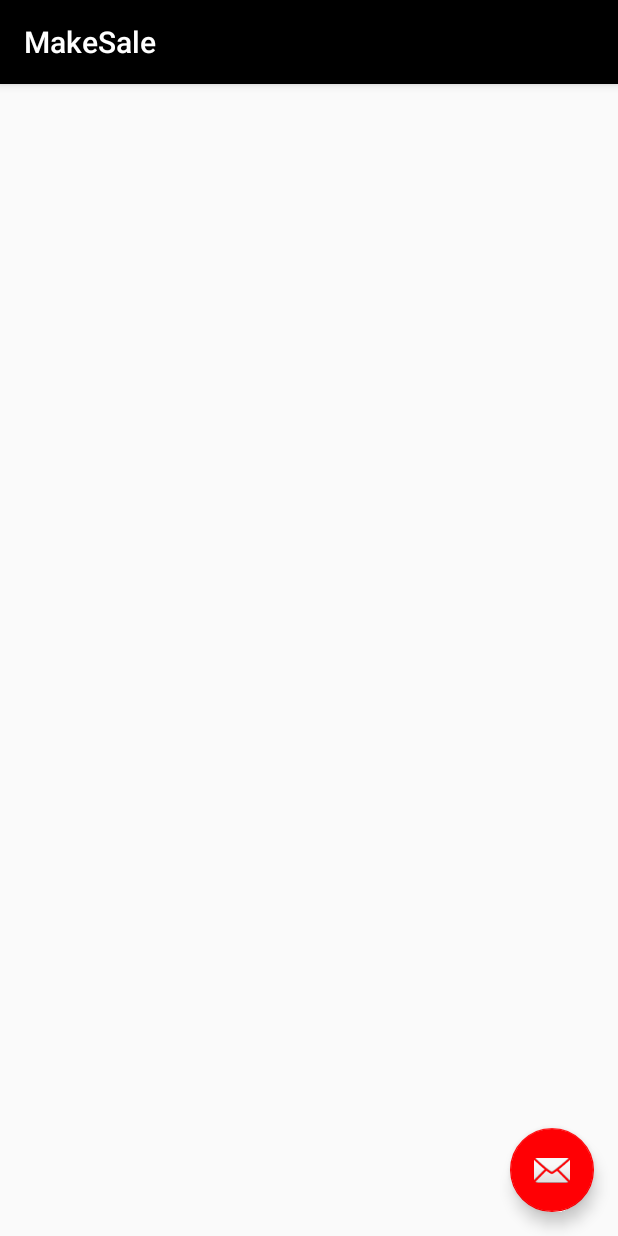
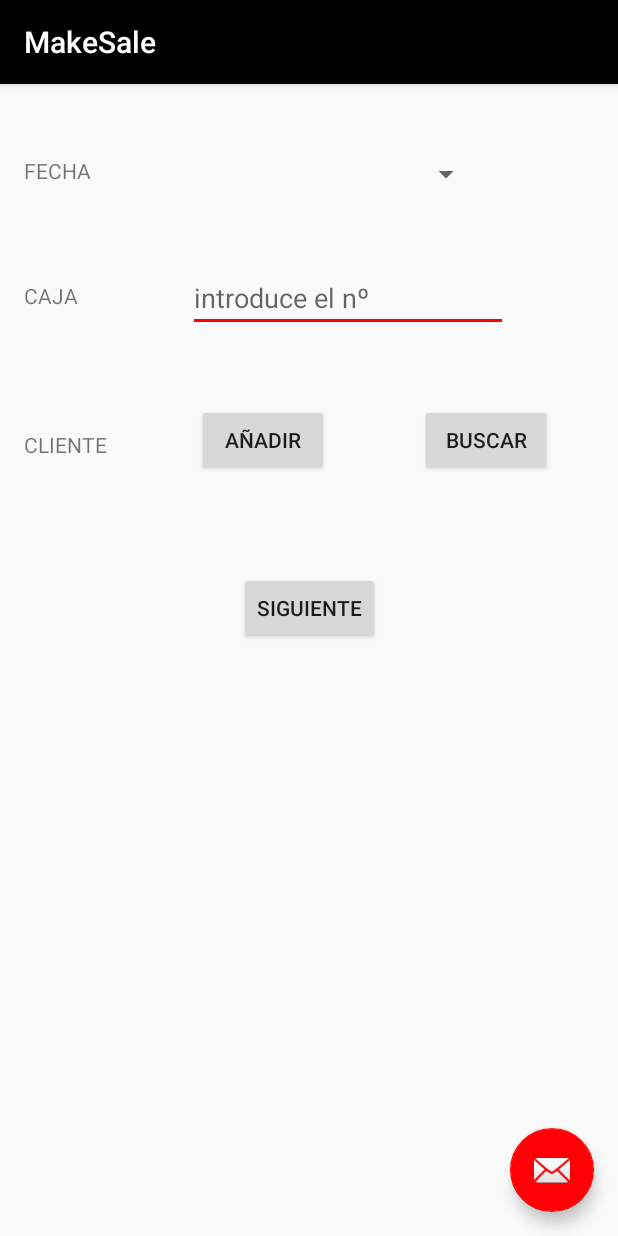
Before and after one commit to jantonio-ordonez14/APP_Ventas, an Android app: the MakeSale screen opened directly, with no data from a screen before it, on a phone screen of 412 x 824 dp. Run offline under Robolectric (Android 15) with nearby library versions, the phone set to English and light mode, and no system bars.

Commit message:
make sale
he añadido la clase make sale con varios fragment

```diff
--- a/APP_Ventas/app/build.gradle
+++ b/APP_Ventas/app/build.gradle
@@ -20,7 +20,7 @@ android {
 
 dependencies {
     implementation fileTree(dir: 'libs', include: ['*.jar'])
-    implementation 'com.android.support:appcompat-v7:27.1.1'
+    implementation 'com.android.support:appcompat-v7:24.1.1'
     implementation 'com.android.support.constraint:constraint-layout:1.0.2'
     implementation 'com.android.support:design:27.1.1'
     implementation 'com.google.firebase:firebase-auth:11.0.2'
@@ -33,5 +33,6 @@ dependencies {
     implementation 'me.dm7.barcodescanner:zxing:1.9'
     // google mobile vision
     implementation 'com.google.android.gms:play-services-vision:11.0.2'
+    implementation 'com.android.support:cardview-v7:24.2.0'
 
 }
--- a/APP_Ventas/app/src/main/java/com/example/esmail/app_ventas/MainActivity.java
+++ b/APP_Ventas/app/src/main/java/com/example/esmail/app_ventas/MainActivity.java
@@ -2,6 +2,7 @@ package com.example.esmail.app_ventas;
 
 import android.app.Fragment;
 import android.app.FragmentManager;
+import android.content.Intent;
 import android.os.Bundle;
 import android.support.design.widget.NavigationView;
 import android.support.v4.view.GravityCompat;
@@ -60,6 +61,7 @@ public class MainActivity extends AppCompatActivity {
                                 fragmentTransaction = true;
                                 break;
                             case R.id.menu_make_sale:
+                                startActivity(new Intent(getApplicationContext(),MakeSale.class));
 
                                 break;
                             case R.id.menu_export:
--- a/APP_Ventas/app/src/main/java/com/example/esmail/app_ventas/MakeSale.java
+++ b/APP_Ventas/app/src/main/java/com/example/esmail/app_ventas/MakeSale.java
@@ -1,5 +1,6 @@
 package com.example.esmail.app_ventas;
 
+import android.app.FragmentTransaction;
 import android.os.Bundle;
 import android.support.design.widget.FloatingActionButton;
 import android.support.design.widget.Snackbar;
@@ -7,12 +8,18 @@ import android.support.v7.app.AppCompatActivity;
 import android.support.v7.widget.Toolbar;
 import android.view.View;
 
-public class MakeSale extends AppCompatActivity {
+import com.example.esmail.app_ventas.fragments.MakeSaleFragment;
+import com.example.esmail.app_ventas.fragments.MakeSaleFragment2;
+
+public class MakeSale extends AppCompatActivity implements View.OnClickListener{
+
+    private String TAG="MakeSale";
 
     @Override
     protected void onCreate(Bundle savedInstanceState) {
         super.onCreate(savedInstanceState);
         setContentView(R.layout.activity_make_sale);
+
         Toolbar toolbar = (Toolbar) findViewById(R.id.toolbar);
         setSupportActionBar(toolbar);
 
@@ -24,6 +31,19 @@ public class MakeSale extends AppCompatActivity {
                         .setAction("Action", null).show();
             }
         });
+
+        FragmentTransaction fragmentTransaction=getFragmentManager().beginTransaction();
+        MakeSaleFragment fragment=new MakeSaleFragment();
+        fragmentTransaction.replace(R.id.content_frame_make, fragment, TAG);
+        fragmentTransaction.commit();
+
     }
 
+    @Override
+    public void onClick(View v) {
+        MakeSaleFragment2 fragment2=new MakeSaleFragment2();
+        FragmentTransaction fragmentTransaction=getFragmentManager().beginTransaction();
+        fragmentTransaction.replace(R.id.content_frame_make,fragment2,TAG);
+        fragmentTransaction.commit();
+    }
 }
--- /dev/null
+++ b/APP_Ventas/app/src/main/java/com/example/esmail/app_ventas/fragments/MakeSaleFragment.java
@@ -0,0 +1,28 @@
+package com.example.esmail.app_ventas.fragments;
+
+import android.app.Fragment;
+import android.app.FragmentTransaction;
+import android.os.Bundle;
+import android.view.LayoutInflater;
+import android.view.View;
+import android.view.ViewGroup;
+import android.widget.Button;
+
+import com.example.esmail.app_ventas.R;
+
+public class MakeSaleFragment extends Fragment {
+
+    private String TAG="MakeSaleFragment ";
+
+    public MakeSaleFragment() {
+    }
+
+
+    @Override
+    public View onCreateView(LayoutInflater inflater, ViewGroup container, Bundle savedInstanceState) {
+        View v = inflater.inflate(R.layout.fragment_make_sale_1, container, false);
+
+
+        return v;
+    }
+}
--- /dev/null
+++ b/APP_Ventas/app/src/main/java/com/example/esmail/app_ventas/fragments/MakeSaleFragment2.java
@@ -0,0 +1,22 @@
+package com.example.esmail.app_ventas.fragments;
+
+import android.app.Fragment;
+import android.os.Bundle;
+import android.view.LayoutInflater;
+import android.view.View;
+import android.view.ViewGroup;
+
+import com.example.esmail.app_ventas.R;
+
+public class MakeSaleFragment2 extends Fragment{
+    public MakeSaleFragment2() {
+    }
+
+
+    @Override
+    public View onCreateView(LayoutInflater inflater,ViewGroup container, Bundle savedInstanceState) {
+        View v= inflater.inflate(R.layout.fragment_make_sale_2, container, false);
+
+        return v;
+    }
+}
--- a/APP_Ventas/app/src/main/res/layout/content_make_sale.xml
+++ b/APP_Ventas/app/src/main/res/layout/content_make_sale.xml
@@ -8,4 +8,14 @@
     tools:context=".MakeSale"
     tools:showIn="@layout/activity_make_sale">
 
+    <FrameLayout
+        android:id="@+id/content_frame_make"
+        android:layout_width="match_parent"
+        android:layout_height="match_parent"
+        app:layout_constraintBottom_toBottomOf="parent"
+        app:layout_constraintEnd_toEndOf="parent"
+        app:layout_constraintStart_toStartOf="parent"
+        app:layout_constraintTop_toTopOf="parent">
+
+    </FrameLayout>
 </android.support.constraint.ConstraintLayout>
--- /dev/null
+++ b/APP_Ventas/app/src/main/res/layout/fragment_make_sale_1.xml
@@ -0,0 +1,114 @@
+<?xml version="1.0" encoding="utf-8"?>
+<FrameLayout xmlns:android="http://schemas.android.com/apk/res/android"
+    android:layout_width="match_parent"
+    android:layout_height="match_parent">
+
+    <android.support.constraint.ConstraintLayout xmlns:android="http://schemas.android.com/apk/res/android"
+        xmlns:app="http://schemas.android.com/apk/res-auto"
+        xmlns:tools="http://schemas.android.com/tools"
+        android:layout_width="match_parent"
+        android:layout_height="match_parent"
+        app:layout_behavior="@string/appbar_scrolling_view_behavior"
+        tools:context=".MakeSale"
+        tools:showIn="@layout/activity_make_sale">
+
+        <TextView
+            android:id="@+id/lbl_fecha"
+            android:layout_width="wrap_content"
+            android:layout_height="wrap_content"
+            android:layout_marginStart="16dp"
+            android:layout_marginTop="48dp"
+            android:text="FECHA"
+            app:layout_constraintStart_toStartOf="parent"
+            app:layout_constraintTop_toTopOf="parent" />
+
+        <Spinner
+            android:id="@+id/spn_fecha"
+            android:layout_width="wrap_content"
+            android:layout_height="wrap_content"
+            android:layout_marginEnd="16dp"
+            android:layout_marginStart="16dp"
+            android:layout_marginTop="48dp"
+            app:layout_constraintEnd_toEndOf="parent"
+            app:layout_constraintHorizontal_bias="0.725"
+            app:layout_constraintStart_toEndOf="@+id/lbl_fecha"
+            app:layout_constraintTop_toTopOf="parent" />
+
+        <TextView
+            android:id="@+id/textView3"
+            android:layout_width="wrap_content"
+            android:layout_height="wrap_content"
+            android:layout_marginStart="16dp"
+            android:layout_marginTop="64dp"
+            android:text="CAJA"
+            app:layout_constraintStart_toStartOf="parent"
+            app:layout_constraintTop_toBottomOf="@+id/lbl_fecha" />
+
+        <EditText
+            android:id="@+id/editText"
+            android:layout_width="wrap_content"
+            android:layout_height="wrap_content"
+            android:layout_marginEnd="16dp"
+            android:layout_marginStart="8dp"
+            android:layout_marginTop="48dp"
+            android:ems="10"
+            android:hint="introduce el nº"
+            android:inputType="textPersonName"
+            app:layout_constraintEnd_toEndOf="parent"
+            app:layout_constraintHorizontal_bias="0.535"
+            app:layout_constraintStart_toEndOf="@+id/textView3"
+            app:layout_constraintTop_toBottomOf="@+id/spn_fecha" />
+
+        <TextView
+            android:id="@+id/textView2"
+            android:layout_width="wrap_content"
+            android:layout_height="wrap_content"
+            android:layout_marginStart="16dp"
+            android:layout_marginTop="80dp"
+            android:layout_weight="1"
+            android:text="CLIENTE"
+            app:layout_constraintStart_toStartOf="parent"
+            app:layout_constraintTop_toBottomOf="@+id/textView3" />
+
+        <Button
+            android:id="@+id/button3"
+            android:layout_width="wrap_content"
+            android:layout_height="wrap_content"
+            android:layout_marginEnd="16dp"
+            android:layout_marginTop="48dp"
+            android:layout_weight="1"
+            android:text="BUSCAR"
+            app:layout_constraintEnd_toEndOf="parent"
+            app:layout_constraintHorizontal_bias="0.355"
+            app:layout_constraintStart_toEndOf="@+id/button2"
+            app:layout_constraintTop_toBottomOf="@+id/editText" />
+
+        <Button
+            android:id="@+id/button2"
+            android:layout_width="wrap_content"
+            android:layout_height="wrap_content"
+            android:layout_marginEnd="32dp"
+            android:layout_marginStart="32dp"
+            android:layout_marginTop="48dp"
+            android:layout_weight="1"
+            android:text="AÑADIR"
+            app:layout_constraintEnd_toStartOf="@+id/button3"
+            app:layout_constraintStart_toEndOf="@+id/textView2"
+            app:layout_constraintTop_toBottomOf="@+id/editText" />
+
+        <Button
+            android:id="@+id/btn_siguiente"
+            android:layout_width="wrap_content"
+            android:layout_height="wrap_content"
+            android:layout_marginEnd="32dp"
+            android:layout_marginStart="32dp"
+            android:layout_marginTop="64dp"
+            android:onClick="onClick"
+            android:text="SIGUIENTE"
+            app:layout_constraintEnd_toEndOf="parent"
+            app:layout_constraintStart_toStartOf="parent"
+            app:layout_constraintTop_toBottomOf="@+id/button3" />
+
+    </android.support.constraint.ConstraintLayout>
+
+</FrameLayout>
--- /dev/null
+++ b/APP_Ventas/app/src/main/res/layout/fragment_make_sale_2.xml
@@ -0,0 +1,34 @@
+<?xml version="1.0" encoding="utf-8"?>
+<FrameLayout xmlns:android="http://schemas.android.com/apk/res/android"
+    xmlns:app="http://schemas.android.com/apk/res-auto"
+    xmlns:tools="http://schemas.android.com/tools"
+    android:layout_width="match_parent"
+    android:layout_height="match_parent">
+
+    <android.support.constraint.ConstraintLayout
+        android:layout_width="match_parent"
+        android:layout_height="match_parent">
+
+        <Button
+            android:id="@+id/button5"
+            android:layout_width="0dp"
+            android:layout_height="wrap_content"
+            android:layout_marginEnd="8dp"
+            android:layout_marginStart="8dp"
+            android:layout_marginTop="32dp"
+            android:text="Button"
+            app:layout_constraintEnd_toEndOf="parent"
+            app:layout_constraintStart_toStartOf="parent"
+            app:layout_constraintTop_toTopOf="parent" />
+
+        <ListView
+            android:layout_width="match_parent"
+            android:layout_height="wrap_content"
+            android:layout_marginEnd="16dp"
+            android:layout_marginStart="16dp"
+            android:layout_marginTop="16dp"
+            app:layout_constraintEnd_toEndOf="parent"
+            app:layout_constraintStart_toStartOf="parent"
+            app:layout_constraintTop_toBottomOf="@+id/button5" />
+    </android.support.constraint.ConstraintLayout>
+</FrameLayout>
```
